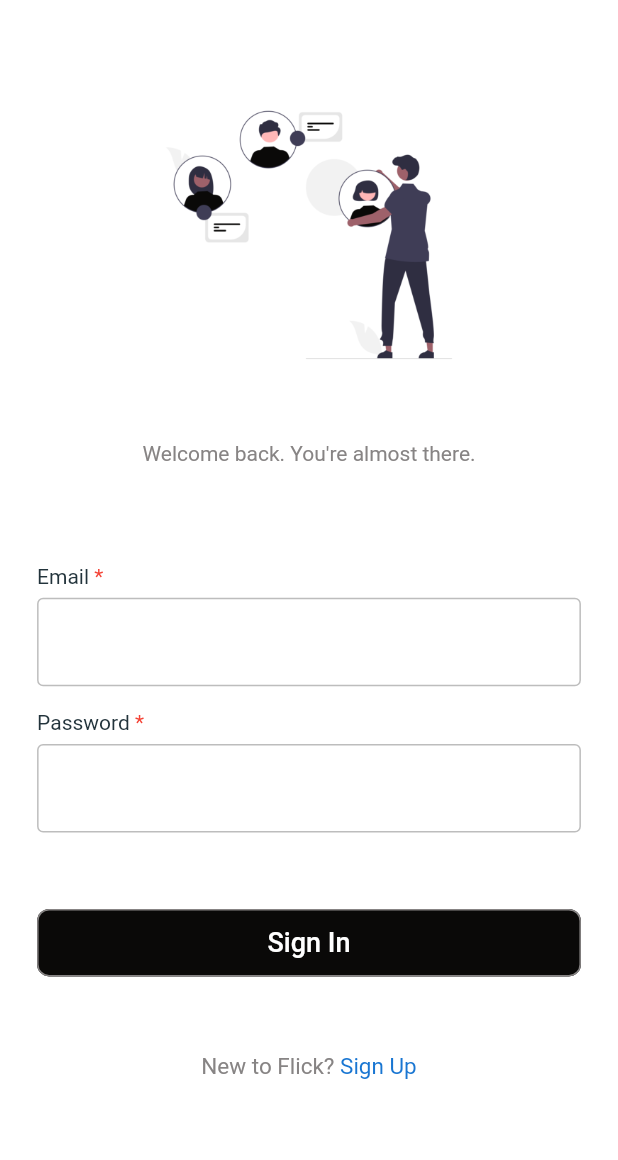
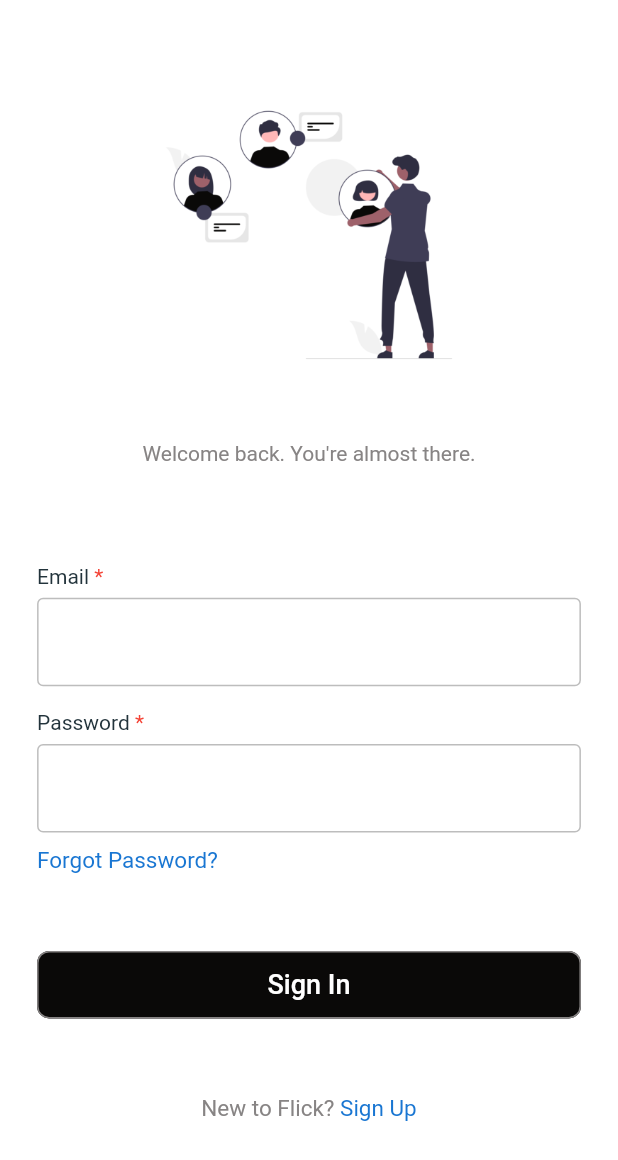
Before and after one commit to ShimronAlakkal/flick-mobile, a Flutter app: the SignInPage screen opened directly, on a phone screen of 412 x 824 dp. Shown: the top 1160 px of the screen. Run offline on Flutter 3.47's test engine with Material 2 defaults, Android fonts, the phone set to English and light mode, and no system bars; our stand-ins replace firebase_auth, firebase_core; accounts and stored records are empty; network calls fail.

Commit message:
forgot password func button added

```diff
--- a/lib/views/auth/sign_in_page.dart
+++ b/lib/views/auth/sign_in_page.dart
@@ -6,6 +6,7 @@ import 'package:flick/common/widgets/custom_snackbar.dart';
 import 'package:flick/constants/color_palette.dart';
 import 'package:flick/common/widgets/top_lable_text_field.dart';
 import 'package:flick/services/auth_services.dart';
+import 'package:flick/services/forgot_password_service.dart';
 import 'package:flick/views/auth/si_su_router.dart';
 import 'package:flick/views/home_page.dart';
 import 'package:flutter/material.dart';
@@ -101,6 +102,30 @@ class _SignInPageState extends State<SignInPage> {
               borderColor: ColorPalette().primaryBlack,
             ),
 
+            const SizedBox(
+              height: 10,
+            ),
+
+            // The reset password prompt
+            InkWell(
+              onTap: () {
+                _stringTools.isValidEmail(email: emailController.text.trim())
+                    ? _pageNavigationInstance.moveToPage(
+                        page: ForgotPasswordPage(email: emailController.text),
+                        context: context,
+                        replacement: false)
+                    : CustomSnackBar()
+                        .customSnackBar(context, 'Please enter a valid email.');
+              },
+              child: Text(
+                'Forgot Password? ',
+                style: TextStyle(
+                    color: ColorPalette().linkBlue,
+                    fontWeight: FontWeight.w400,
+                    fontSize: 15),
+              ),
+            ),
+
             SizedBox(
               height: height * 0.06,
             ),
@@ -178,7 +203,9 @@ class _SignInPageState extends State<SignInPage> {
                   // Go to sign up page
                   onTap: () {
                     _pageNavigationInstance.moveToPage(
-                        page: const SISURouter(isLoggedIn: false,),
+                        page: const SISURouter(
+                          isLoggedIn: false,
+                        ),
                         context: context,
                         replacement: true);
                   },
```
